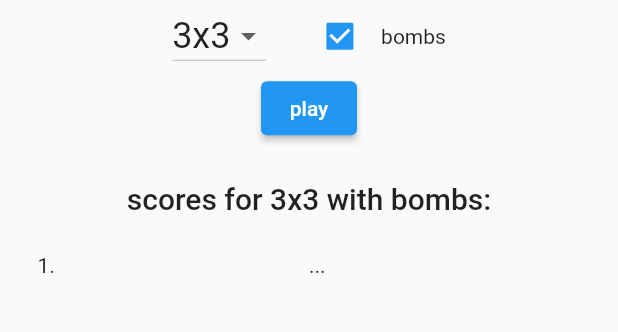
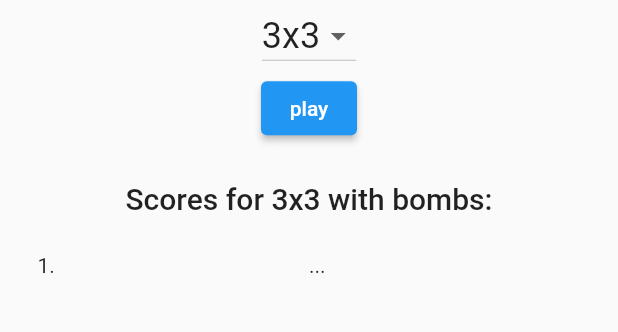
Before and after one commit to joscha0/slideboom, a Flutter app: the screen it shows after launch, on a phone screen of 412 x 824 dp, the part 500-832 px from its top. Run offline on Flutter 3.47's test engine with Material 2 defaults, Android fonts, the phone set to English and light mode, and no system bars; our stand-ins replace get.

Commit message:
hide bomb toggle for tiny modes

```diff
--- a/lib/pages/home/home_controller.dart
+++ b/lib/pages/home/home_controller.dart
@@ -15,7 +15,10 @@ class HomeController extends GetxController {
   };
 
   void onChanged(String? value) {
-    dropDownValue.value = value ?? '3x3';
+    dropDownValue.value = value ?? '4x4';
+    if ((modes[value] ?? 4) < 4) {
+      checkboxValue.value = false;
+    }
   }
 
   void startGame() {
--- a/lib/pages/home/home_page.dart
+++ b/lib/pages/home/home_page.dart
@@ -41,13 +41,14 @@ class HomePage extends GetView<HomeController> {
                                 );
                               }).toList(),
                               onChanged: c.onChanged),
-                          const SizedBox(
-                            width: 25,
-                          ),
-                          Checkbox(
-                              value: c.checkboxValue.value,
-                              onChanged: c.changeCheckbox),
-                          Text('${c.checkboxValue.value ? "" : "no"} bombs')
+                          if ((c.modes[c.dropDownValue.value] ?? 4) >= 4) ...[
+                            const SizedBox(width: 25),
+                            Checkbox(
+                                value: c.checkboxValue.value,
+                                onChanged: c.changeCheckbox),
+                            Text(
+                                'bombs ${c.checkboxValue.value ? "on" : "off"}')
+                          ],
                         ],
                       ),
                       ElevatedButton(
@@ -56,7 +57,7 @@ class HomePage extends GetView<HomeController> {
                         height: 25,
                       ),
                       Text(
-                        'scores for ${c.dropDownValue.value}${c.checkboxValue.value ? " with bombs" : ""}:',
+                        'Scores for ${c.dropDownValue.value}${c.checkboxValue.value ? " with bombs" : ""}:',
                         style: Get.textTheme.headline6,
                       ),
                       Container(
```
